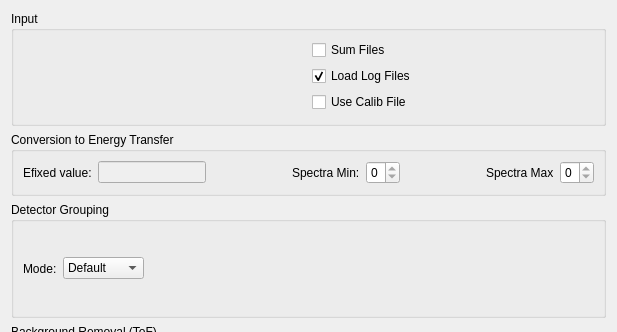
Before: the Qt Designer form Code/Mantid/MantidQt/CustomInterfaces/inc/MantidQtCustomInterfaces/Indirect/ISISEnergyTransfer.ui in mantidproject/mantid, drawn with Qt 5; both pictures show x 0 to 617 and y 0 to 332 of the 617 by 755 pixel window.
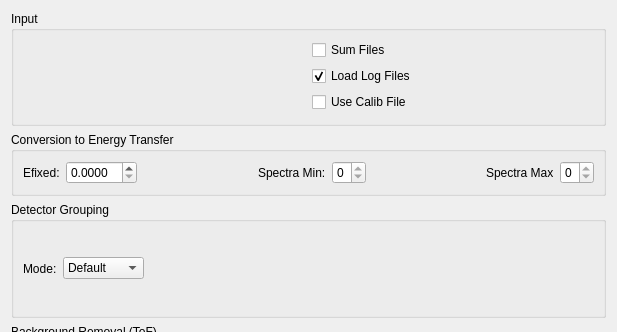
After: the same form once the commit is applied. Custom widgets are drawn as their Qt base class.

Commit message:
Add option to UI Re #13109
(and clang-format)

The edit to the form file:
```diff
--- a/Code/Mantid/MantidQt/CustomInterfaces/inc/MantidQtCustomInterfaces/Indirect/ISISEnergyTransfer.ui
+++ b/Code/Mantid/MantidQt/CustomInterfaces/inc/MantidQtCustomInterfaces/Indirect/ISISEnergyTransfer.ui
@@ -109,17 +109,14 @@
       <item>
        <widget class="QLabel" name="lbEFixed">
         <property name="text">
-         <string>Efixed value:</string>
-        </property>
-        <property name="buddy">
-         <cstring>leEfixed</cstring>
+         <string>Efixed:</string>
         </property>
        </widget>
       </item>
       <item>
-       <widget class="QLineEdit" name="leEfixed">
-        <property name="enabled">
-         <bool>false</bool>
+       <widget class="QDoubleSpinBox" name="spEfixed">
+        <property name="decimals">
+         <number>4</number>
         </property>
         <property name="toolTip">
          <string>Value of Efixed for conversion from time to energy.</string>
```
Left out of the diff: 8 changed lines with no effect on the pictures. The commit also changes 1 other file.
